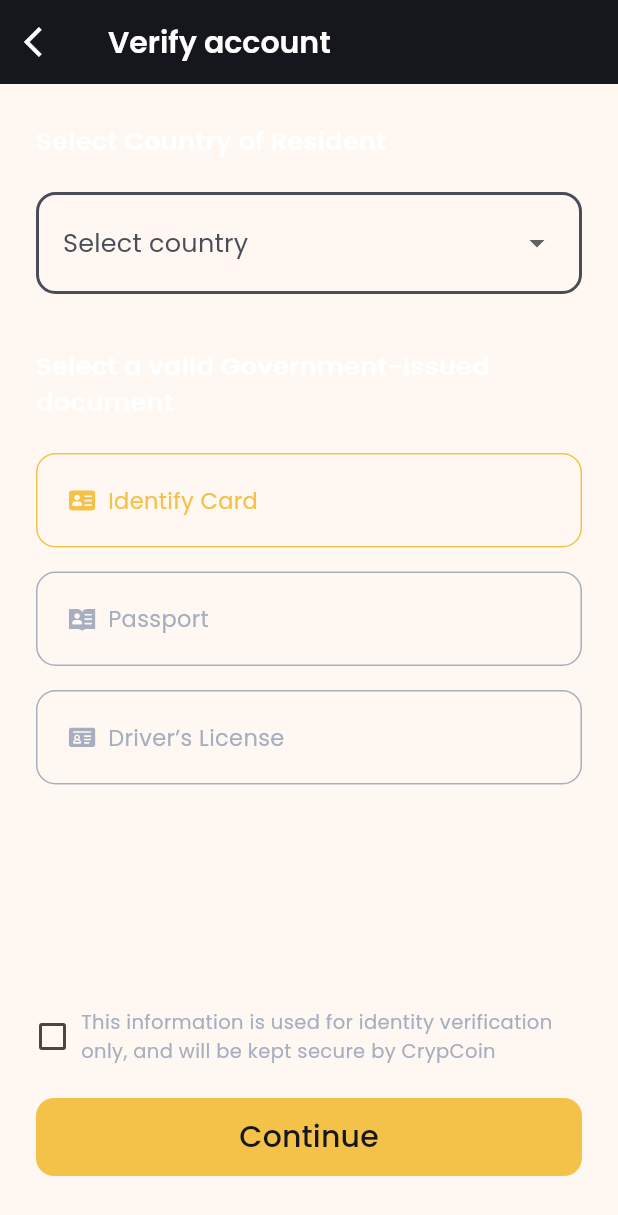
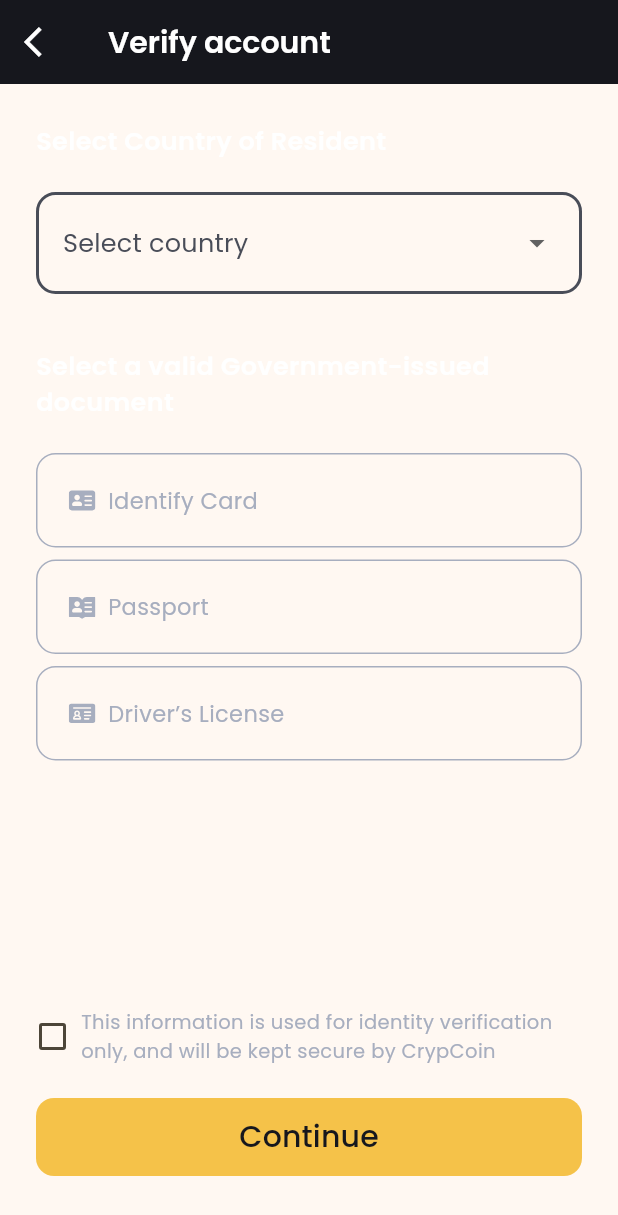
Before and after one commit to LuuNgocLan/fox-crypto-ui, a Flutter app: the AccountVerificationPage screen opened by its route, on a phone screen of 412 x 824 dp. Shown: the top 1215 px of the screen. Run offline on Flutter 3.47's test engine with Material 2 defaults, Android fonts, the light colour scheme and no system bars; our stand-ins replace flutter_svg, smooth_page_indicator.

Commit message:
feat: account verification item

```diff
--- a/lib/screens/account_verification/account_verification_page.dart
+++ b/lib/screens/account_verification/account_verification_page.dart
@@ -1,9 +1,8 @@
 import 'package:flutter/material.dart';
-import 'package:flutter_svg/svg.dart';
 import 'package:fox_crypto_ui/config/app_colors.dart';
-import 'package:fox_crypto_ui/config/app_images.dart';
 import 'package:fox_crypto_ui/config/app_text_style.dart';
 import 'package:fox_crypto_ui/generated/l10n.dart';
+import 'package:fox_crypto_ui/screens/account_verification/widgets/document_item.dart';
 import 'package:fox_crypto_ui/shared_view/common_app_bar.dart';
 import 'package:fox_crypto_ui/shared_view/common_button.dart';
 import 'package:fox_crypto_ui/shared_view/common_checkbox.dart';
@@ -102,71 +101,14 @@ class AccountVerificationPage extends StatelessWidget {
               ListView(
                 shrinkWrap: true,
                 children: [
-                  Container(
-                    padding: const EdgeInsets.all(20.0),
-                    decoration: BoxDecoration(
-                      shape: BoxShape.rectangle,
-                      borderRadius: BorderRadius.circular(13.0),
-                      border: Border.all(color: AppColors.primary),
-                    ),
-                    child: Row(
-                      children: [
-                        SvgPicture.asset(AppImages.icIdentityCard),
-                        const SizedBox(width: 8.0),
-                        Text(
-                          S.current.identify_card,
-                          style: const TextStyle(
-                              fontFamily: AppTextStyle.poppinsRegular,
-                              fontSize: 15.0,
-                              color: AppColors.primary),
-                        )
-                      ],
-                    ),
-                  ),
-                  const SizedBox(height: 16.0),
-                  Container(
-                    padding: const EdgeInsets.all(20.0),
-                    decoration: BoxDecoration(
-                      shape: BoxShape.rectangle,
-                      borderRadius: BorderRadius.circular(13.0),
-                      border: Border.all(color: AppColors.placeHolder),
-                    ),
-                    child: Row(
-                      children: [
-                        SvgPicture.asset(AppImages.icPassport),
-                        const SizedBox(width: 8.0),
-                        Text(
-                          S.current.passport,
-                          style: const TextStyle(
-                              fontFamily: AppTextStyle.poppinsRegular,
-                              fontSize: 15.0,
-                              color: AppColors.placeHolder),
-                        )
-                      ],
-                    ),
-                  ),
-                  const SizedBox(height: 16.0),
-                  Container(
-                    padding: const EdgeInsets.all(20.0),
-                    decoration: BoxDecoration(
-                      shape: BoxShape.rectangle,
-                      borderRadius: BorderRadius.circular(13.0),
-                      border: Border.all(color: AppColors.placeHolder),
-                    ),
-                    child: Row(
-                      children: [
-                        SvgPicture.asset(AppImages.icDrivenLicense),
-                        const SizedBox(width: 8.0),
-                        Text(
-                          S.current.driver_license,
-                          style: const TextStyle(
-                              fontFamily: AppTextStyle.poppinsRegular,
-                              fontSize: 15.0,
-                              color: AppColors.placeHolder),
-                        )
-                      ],
-                    ),
-                  )
+                  ...DocumentType.values
+                      .map(
+                        (e) => DocumentItem(
+                          type: e,
+                          onItemClicked: (isSelected) {},
+                        ),
+                      )
+                      .toList()
                 ],
               ),
               const Spacer(),
--- /dev/null
+++ b/lib/screens/account_verification/widgets/document_item.dart
@@ -0,0 +1,94 @@
+import 'package:flutter/material.dart';
+import 'package:flutter_svg/svg.dart';
+import 'package:fox_crypto_ui/config/app_colors.dart';
+import 'package:fox_crypto_ui/config/app_images.dart';
+import 'package:fox_crypto_ui/config/app_text_style.dart';
+import 'package:fox_crypto_ui/generated/l10n.dart';
+
+enum DocumentType {
+  identifyCard,
+  passport,
+  driverLicense,
+}
+
+class DocumentItem extends StatefulWidget {
+  final DocumentType type;
+  final bool isSelected;
+  final Function(bool) onItemClicked;
+
+  const DocumentItem({
+    super.key,
+    required this.type,
+    this.isSelected = false,
+    required this.onItemClicked,
+  });
+
+  @override
+  State<StatefulWidget> createState() {
+    return _DocumentItem();
+  }
+}
+
+class _DocumentItem extends State<DocumentItem> {
+  bool isSelected = false;
+  @override
+  Widget build(BuildContext context) {
+    return GestureDetector(
+      onTap: () {
+        isSelected = !isSelected;
+        widget.onItemClicked(isSelected);
+        setState(() {});
+      },
+      child: Container(
+        margin: const EdgeInsets.only(bottom: 8.0),
+        padding: const EdgeInsets.all(20.0),
+        decoration: BoxDecoration(
+          shape: BoxShape.rectangle,
+          borderRadius: BorderRadius.circular(13.0),
+          border: Border.all(
+            color: isSelected ? AppColors.primary : AppColors.placeHolder,
+          ),
+        ),
+        child: Row(
+          children: [
+            SvgPicture.asset(
+              documentImagePath(widget.type),
+              color: isSelected ? AppColors.primary : AppColors.placeHolder,
+            ),
+            const SizedBox(width: 8.0),
+            Text(
+              documentName(widget.type),
+              style: TextStyle(
+                  fontFamily: AppTextStyle.poppinsRegular,
+                  fontSize: 15.0,
+                  color:
+                      isSelected ? AppColors.primary : AppColors.placeHolder),
+            )
+          ],
+        ),
+      ),
+    );
+  }
+
+  String documentName(DocumentType type) {
+    switch (type) {
+      case DocumentType.identifyCard:
+        return S.current.identify_card;
+      case DocumentType.driverLicense:
+        return S.current.driver_license;
+      case DocumentType.passport:
+        return S.current.passport;
+    }
+  }
+
+  String documentImagePath(DocumentType type) {
+    switch (type) {
+      case DocumentType.identifyCard:
+        return AppImages.icIdentityCard;
+      case DocumentType.driverLicense:
+        return AppImages.icDrivenLicense;
+      case DocumentType.passport:
+        return AppImages.icPassport;
+    }
+  }
+}
```
